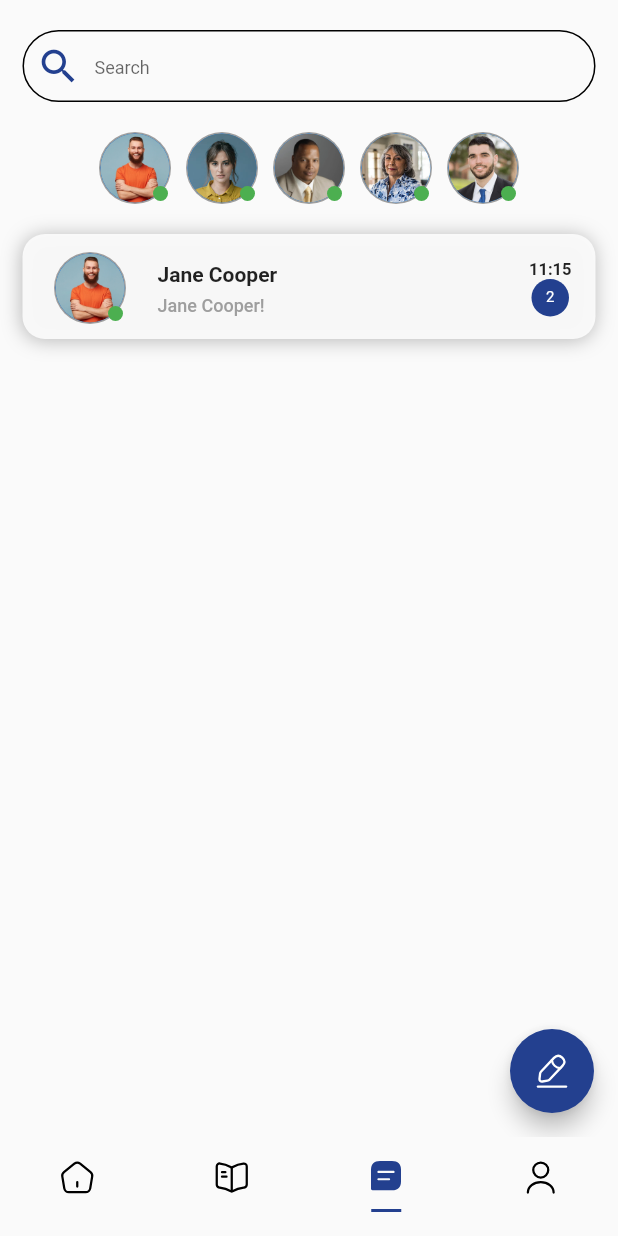
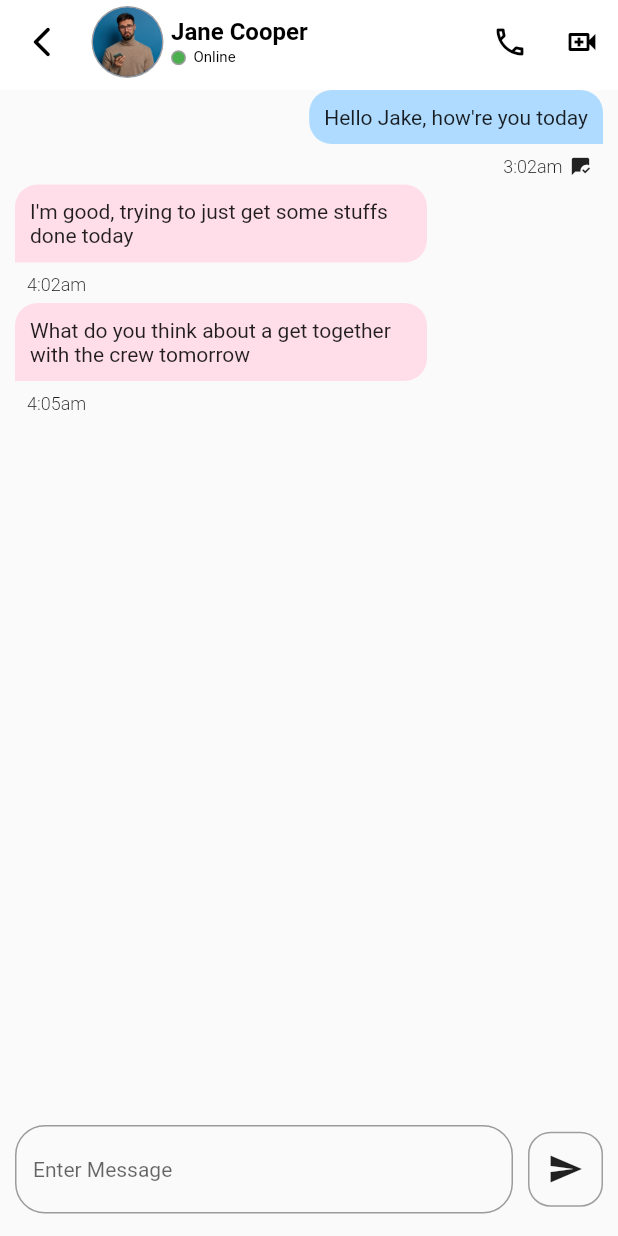
Before and after one commit to kadiriprosper/cpp_final_app, a Flutter app: the screen it shows after launch, item 3 of the bottom bar chosen, after a tap on "Jane Cooper", on a phone screen of 412 x 824 dp. Run offline on Flutter 3.47's test engine with Material 2 defaults, Android fonts, the phone set to English and light mode, and no system bars; our stand-ins replace carousel_slider, country_code_picker, flutter_rating_bar, flutter_svg, get, material_design_icons_flutter.

Commit message:
done with the chat screen

```diff
--- /dev/null
+++ b/lib/data/dummy_data.dart
@@ -0,0 +1,17 @@
+Map<int, dynamic> messages = {
+  0: {
+    'sender': '0',
+    'message': 'Hello Jake, how\'re you today',
+    'time sent': '3:02am'
+  },
+  1: {
+    'sender': '1',
+    'message': 'I\'m good, trying to just get some stuffs done today',
+    'time sent': '4:02am'
+  },
+  2: {
+    'sender': '1',
+    'message': 'What do you think about a get together with the crew tomorrow',
+    'time sent': '4:05am'
+  },
+};
--- /dev/null
+++ b/lib/models/message_model.dart
@@ -0,0 +1,15 @@
+class MessageModel {
+  MessageModel(
+      {required this.sender, required this.message, required this.timeSent});
+  int sender;
+  String message;
+  String timeSent;
+
+  factory MessageModel.fromMap(Map<String, dynamic> data) {
+    return MessageModel(
+      sender: int.parse(data['sender']),
+      message: data['message'] as String,
+      timeSent: data['time sent'] as String,
+    );
+  }
+}
--- /dev/null
+++ b/lib/views/chat_screen.dart
@@ -0,0 +1,212 @@
+import 'package:cpp_final_app/data/dummy_data.dart';
+import 'package:cpp_final_app/helpers/helper_functions.dart';
+import 'package:cpp_final_app/models/message_model.dart';
+import 'package:cpp_final_app/views/mainscreen/chat_page.dart';
+import 'package:cpp_final_app/widgets/custom_app_bar.dart';
+import 'package:flutter/material.dart';
+
+class ChatScreen extends StatefulWidget {
+  const ChatScreen({super.key});
+
+  @override
+  State<ChatScreen> createState() => _ChatScreenState();
+}
+
+class _ChatScreenState extends State<ChatScreen> {
+  final TextEditingController controller = TextEditingController();
+  @override
+  Widget build(BuildContext context) {
+    return Scaffold(
+      appBar: CustomAppBar(
+        hasLeading: true,
+        titleWidget: Row(
+          children: [
+            UserChatIcon(
+              onTap: () {},
+              imagePath: HelperFunctions.profilePic,
+            ),
+            Column(
+              crossAxisAlignment: CrossAxisAlignment.start,
+              children: [
+                //TODO: Get the username from the controller
+                Text(
+                  'Jane Cooper',
+                  style: const TextStyle(
+                    fontWeight: FontWeight.bold,
+                    fontSize: 16,
+                  ),
+                ),
+                const SizedBox(height: 2),
+                Row(
+                  children: [
+                    CircleAvatar(
+                      radius: 5,
+                      backgroundColor: Colors.grey,
+                      child: CircleAvatar(
+                        radius: 4,
+                        backgroundColor: Colors.green,
+                      ),
+                    ),
+                    const SizedBox(width: 5),
+                    //TODO: Get to see if the user is online
+                    Text(
+                      'Online',
+                      style: const TextStyle(
+                        fontWeight: FontWeight.w400,
+                        fontSize: 10,
+                      ),
+                    ),
+                  ],
+                ),
+              ],
+            )
+          ],
+        ),
+        actions: [
+          IconButton(
+            splashRadius: 20,
+            onPressed: () {
+              //TODO: Write code to allow calls
+            },
+            icon: const Icon(Icons.phone_outlined),
+          ),
+          IconButton(
+            splashRadius: 20,
+            onPressed: () {
+              //TODO: Write code to allow calls
+            },
+            icon: const Icon(Icons.video_call_outlined),
+          ),
+        ],
+      ).build(context),
+      body: Stack(
+        children: [
+          Padding(
+            padding: const EdgeInsets.symmetric(horizontal: 10),
+            child: ListView.builder(
+              itemCount: messages.length,
+              shrinkWrap: true,
+              itemBuilder: (context, index) {
+                final messageData = MessageModel.fromMap(messages[index]!);
+                return Column(
+                  crossAxisAlignment: messageData.sender == 1
+                      ? CrossAxisAlignment.start
+                      : CrossAxisAlignment.end,
+                  children: [
+                    Container(
+                      padding: const EdgeInsets.all(10),
+                      constraints: BoxConstraints(
+                        maxWidth: MediaQuery.of(context).size.width / 1.5,
+                      ),
+                      decoration: BoxDecoration(
+                        color: messageData.sender == 1
+                            ? const Color.fromARGB(255, 255, 222, 233)
+                            : const Color.fromARGB(255, 174, 219, 255),
+                        borderRadius: BorderRadius.circular(15).copyWith(
+                          bottomLeft: messageData.sender == 1
+                              ? const Radius.circular(0)
+                              : const Radius.circular(15),
+                          bottomRight: messageData.sender == 1
+                              ? const Radius.circular(15)
+                              : const Radius.circular(0),
+                        ),
+                      ),
+                      child: Text(messageData.message),
+                    ),
+                    const SizedBox(height: 8),
+                    Padding(
+                      padding: const EdgeInsets.symmetric(horizontal: 8),
+                      child: Row(
+                        mainAxisAlignment: messageData.sender == 0
+                            ? MainAxisAlignment.end
+                            : MainAxisAlignment.start,
+                        children: [
+                          Text(
+                            messageData.timeSent,
+                            style: const TextStyle(
+                              fontSize: 12,
+                              fontWeight: FontWeight.w300,
+                            ),
+                          ),
+                          const SizedBox(width: 5),
+                          messageData.sender == 0
+                              //TODO: Put if the chat has been read
+                              ? const Icon(
+                                  Icons.mark_chat_read,
+                                  size: 14,
+                                )
+                              : const SizedBox(),
+                        ],
+                      ),
+                    ),
+                    const SizedBox(height: 5),
+                  ],
+                );
+              },
+            ),
+          ),
+          Align(
+            alignment: Alignment.bottomCenter,
+            child: Container(
+              width: MediaQuery.of(context).size.width,
+              padding: const EdgeInsets.symmetric(horizontal: 10)
+                  .copyWith(bottom: 15),
+              constraints: BoxConstraints(
+                minWidth: MediaQuery.of(context).size.width,
+                minHeight: 20,
+              ),
+              child: Row(
+                children: [
+                  Expanded(
+                    child: TextField(
+                      controller: controller,
+                      minLines: 1,
+                      maxLines: 2,
+                      decoration: InputDecoration(
+                        hintText: 'Enter Message',
+                        hintStyle: const TextStyle(
+                          fontSize: 14,
+                        ),
+                        border: OutlineInputBorder(
+                          borderRadius: BorderRadius.circular(20),
+                        ),
+                      ),
+                    ),
+                  ),
+                  Padding(
+                    padding: const EdgeInsets.only(left: 10),
+                    child: InkWell(
+                      onTap: () {
+                        //TODO:Write code to verify that message is not empty..
+                        //TODO: .. and sends it
+                        setState(() {
+                          if (controller.text.isNotEmpty) {
+                            messages[messages.length] = {
+                              'sender': '0',
+                              'message': controller.text,
+                              'time sent': DateTime.now().toString(),
+                            };
+                          }
+                        });
+                        controller.clear();
+                      },
+                      child: Container(
+                        height: 50,
+                        width: 50,
+                        decoration: BoxDecoration(
+                          borderRadius: BorderRadius.circular(15),
+                          border: Border.all(color: Colors.grey),
+                        ),
+                        child: const Icon(Icons.send),
+                      ),
+                    ),
+                  ),
+                ],
+              ),
+            ),
+          )
+        ],
+      ),
+    );
+  }
+}
--- a/lib/views/mainscreen/chat_page.dart
+++ b/lib/views/mainscreen/chat_page.dart
@@ -1,7 +1,9 @@
 import 'package:cpp_final_app/colors/colors.dart';
 import 'package:cpp_final_app/helpers/helper_functions.dart';
+import 'package:cpp_final_app/views/chat_screen.dart';
 import 'package:flutter/material.dart';
 import 'package:flutter_svg/flutter_svg.dart';
+import 'package:get/get.dart';
 
 class ChatPage extends StatelessWidget {
   const ChatPage({super.key});
@@ -107,11 +109,15 @@ class UserChatCard extends StatelessWidget {
   Widget build(BuildContext context) {
     return InkWell(
       //TODO: Link the route to the next page
-      onTap: () {},
+      onTap: () {
+        //TODO: Do some computations here to assign the person clicked to..
+        //TODO: ..the controller
+        Get.to(() => const ChatScreen());
+      },
       child: Container(
         margin: const EdgeInsets.symmetric(horizontal: 15),
         decoration: BoxDecoration(
-          color: Color.fromARGB(244, 250, 250, 250),
+          color: const Color.fromARGB(244, 250, 250, 250),
           borderRadius: BorderRadius.circular(15),
           boxShadow: [
             BoxShadow(
@@ -196,9 +202,11 @@ class UserChatIcon extends StatelessWidget {
     super.key,
     required this.onTap,
     required this.imagePath,
+    this.isUserOnline = false,
   });
 
   final VoidCallback onTap;
+  final bool isUserOnline;
   //TODO: Technically, get the user info model (provider) and get the image
   //TODO: might even remove the voidcallback property and do all the calculations inside
   final String imagePath;
@@ -230,7 +238,8 @@ class UserChatIcon extends StatelessWidget {
                 right: 1,
                 child: CircleAvatar(
                   radius: 5,
-                  backgroundColor: Colors.green,
+                  backgroundColor:
+                      isUserOnline ? Colors.green : Colors.transparent,
                 ),
               )
             ],
--- a/lib/views/mainscreen/home_page.dart
+++ b/lib/views/mainscreen/home_page.dart
@@ -1,3 +1,4 @@
+import 'package:carousel_slider/carousel_slider.dart';
 import 'package:cpp_final_app/colors/colors.dart';
 import 'package:cpp_final_app/helpers/helper_functions.dart';
 import 'package:flutter/material.dart';
@@ -13,6 +14,8 @@ class HomePage extends StatefulWidget {
 
 class _HomePageState extends State<HomePage> {
   int currentIndex = 0;
+  int carouselIndex = 0;
+  CarouselController controller = CarouselController();
   @override
   Widget build(BuildContext context) {
     return Container(
@@ -67,17 +70,23 @@ class _HomePageState extends State<HomePage> {
             ),
             const SizedBox(height: 15),
             //TODO: Change the widget to a proper carousal
-            Container(
-              height: 140,
+            CarouselSlider.builder(
+              carouselController: controller,
+              itemCount: HelperFunctions.sliderImages.length,
+              options: CarouselOptions(
+                height: 160,
+                enlargeFactor: .2,
+                enlargeCenterPage: true,
+                onPageChanged: (index, reason) {
+                  setState(() {
+                    carouselIndex = index;
+                  });
+                },
+              ),
+              itemBuilder: (context, index, realIndex) {
+                return SizedBox(
                   width: MediaQuery.of(context).size.width,
-              alignment: Alignment.center,
-              child: SingleChildScrollView(
-                scrollDirection: Axis.horizontal,
-                child: Row(
-                  mainAxisAlignment: MainAxisAlignment.center,
-                  children: List.generate(
-                    HelperFunctions.sliderImages.length,
-                    (index) => SliderWidget(
+                  child: SliderWidget(
                     onPressed: () {},
                     buttonTitle:
                         'Get Started', //TODO: Connect to a list of button name
@@ -90,11 +99,35 @@ class _HomePageState extends State<HomePage> {
                     ][index],
                     photoPath: HelperFunctions.sliderImages[index],
                   ),
+                );
+              },
+            ),
+            const SizedBox(height: 10),
+            Row(
+              mainAxisAlignment: MainAxisAlignment.center,
+              children: List.generate(
+                HelperFunctions.sliderImages.length,
+                (index) => InkWell(
+                  onTap: () {
+                    setState(() {
+                      controller.animateToPage(index);
+                    });
+                  },
+                  child: Container(
+                    width: 10,
+                    height: 10,
+                    margin: const EdgeInsets.all(5),
+                    decoration: BoxDecoration(
+                      color: index == carouselIndex
+                          ? CustomColor.buttonColor1
+                          : const Color.fromARGB(255, 223, 223, 223),
+                      shape: BoxShape.circle,
                     ),
                   ),
                 ),
               ),
-            const SizedBox(height: 10),
+            ),
+            const SizedBox(height: 15),
             Container(
               width: MediaQuery.of(context).size.width,
               padding: const EdgeInsets.symmetric(horizontal: 5),
@@ -137,36 +170,13 @@ class _HomePageState extends State<HomePage> {
                       color: CustomColor.color1,
                     ),
                   ],
-                  // List.generate(
-                  //   HelperFunctions.categoryImages.length,
-                  //   (index) => CategoryWidget(
-                  //     label: 'Design',
-                  //     onPressed: () {},
-                  //     photoPath: HelperFunctions.categoryImages[index],
-                  //     isFirst: index == 0,
-                  //     isLast: index ==
-                  //         HelperFunctions.categoryImages.indexOf(
-                  //           HelperFunctions.categoryImages.last,
-                  //         ),
-                  //     color: [
-                  //       CustomColor.color1,
-                  //       CustomColor.color2,
-                  //       CustomColor.color4,
-                  //       CustomColor.color4,
-                  //     ][index],
-                  //   ),
-                  // ),
                 ),
               ),
             ),
             const SizedBox(height: 10),
             Container(
-              // height: 230,
               width: MediaQuery.of(context).size.width,
               alignment: Alignment.center,
-              // margin: const EdgeInsets.symmetric(horizontal: 10).copyWith(
-              //   bottom: 10,
-              // ),
               child: Column(
                 crossAxisAlignment: CrossAxisAlignment.center,
                 children: [
@@ -176,37 +186,13 @@ class _HomePageState extends State<HomePage> {
                     onPressed: () {},
                   ),
                   const SizedBox(height: 5),
-                  // Container(
-                  //   width: MediaQuery.of(context).size.width,
-                  //   // height: 200,
-                  //   constraints:
-                  //       const BoxConstraints(maxHeight: 210, minHeight: 200),
-                  //   // color: Colors.black,
-                  //   child: Row(
-                  //     mainAxisAlignment: MainAxisAlignment.spaceBetween,
-                  //     children: [
-                  //       TrendingCategoryCard(
-                  //         imagePath: HelperFunctions.trendingImages.first,
-                  //         label: 'UI/UX Design Master class and',
-                  //         onBookMark: () {},
-                  //         onPressed: () {},
-                  //       ),
-                  //       TrendingCategoryCard(
-                  //         imagePath: HelperFunctions.trendingImages[1],
-                  //         label: 'Office management master class',
-                  //         onBookMark: () {},
-                  //         onPressed: () {},
-                  //       ),
-                  //     ],
-                  //   ),
-                  // ),
                   Padding(
                     padding: const EdgeInsets.symmetric(horizontal: 8),
                     child: GridView.builder(
                       shrinkWrap: true,
                       gridDelegate: SliverGridDelegateWithFixedCrossAxisCount(
                         childAspectRatio: 6 / 7,
-                        crossAxisSpacing: 2,
+                        crossAxisSpacing: 4,
                         crossAxisCount:
                             (MediaQuery.of(context).size.width / 150).floor(),
                       ),
@@ -456,7 +442,10 @@ class SliderWidget extends StatelessWidget {
                 MaterialButton(
                   onPressed: onPressed,
                   textColor: CustomColor.buttonColor1,
-                  child: Text(buttonTitle),
+                  child: Text(
+                    buttonTitle,
+                    style: const TextStyle(fontWeight: FontWeight.bold),
+                  ),
                 ),
               ],
             ),
--- a/lib/views/mainscreen/main_screen.dart
+++ b/lib/views/mainscreen/main_screen.dart
@@ -22,7 +22,7 @@ class _MainScreenState extends State<MainScreen> {
     ChatPage(),
     ProfilePage(),
   ];
-  int currentIndex = 3;
+  int currentIndex = 0;
   @override
   Widget build(BuildContext context) {
     return Scaffold(
--- a/lib/widgets/custom_app_bar.dart
+++ b/lib/widgets/custom_app_bar.dart
@@ -5,7 +5,8 @@ class CustomAppBar extends StatelessWidget {
   const CustomAppBar({
     super.key,
     required this.hasLeading,
-    required this.title,
+    this.title,
+    this.titleWidget,
     this.bgColor = Colors.white,
     this.fgColor = Colors.black,
     this.onBack,
@@ -15,7 +16,8 @@ class CustomAppBar extends StatelessWidget {
   final bool hasLeading;
   final VoidCallback? onBack;
   final List<Widget>? actions;
-  final String title;
+  final String? title;
+  final Widget? titleWidget;
   final Color bgColor;
   final Color fgColor;
   @override
@@ -33,13 +35,15 @@ class CustomAppBar extends StatelessWidget {
               )
             : null,
         automaticallyImplyLeading: false,
-        title: Text(
-          title,
-          style: const TextStyle(
-            fontWeight: FontWeight.bold,
-            fontSize: 19,
-          ),
-        ),
+        titleSpacing: 0,
+        title: titleWidget ??
+            Text(
+              title ?? '',
+              style: const TextStyle(
+                fontWeight: FontWeight.bold,
+                fontSize: 19,
+              ),
+            ),
         backgroundColor: bgColor,
         foregroundColor: fgColor,
         actions: actions,
--- a/pubspec.yaml
+++ b/pubspec.yaml
@@ -7,6 +7,7 @@ environment:
   sdk: '>=3.0.3 <4.0.0'
 
 dependencies:
+  carousel_slider: ^4.2.1
   country_code_picker: ^3.0.0
   firebase_auth: ^4.6.3
   firebase_core: ^2.14.0
```
Also changed, not shown: pubspec.lock. Lines whose indentation alone changed are shown as unchanged.
